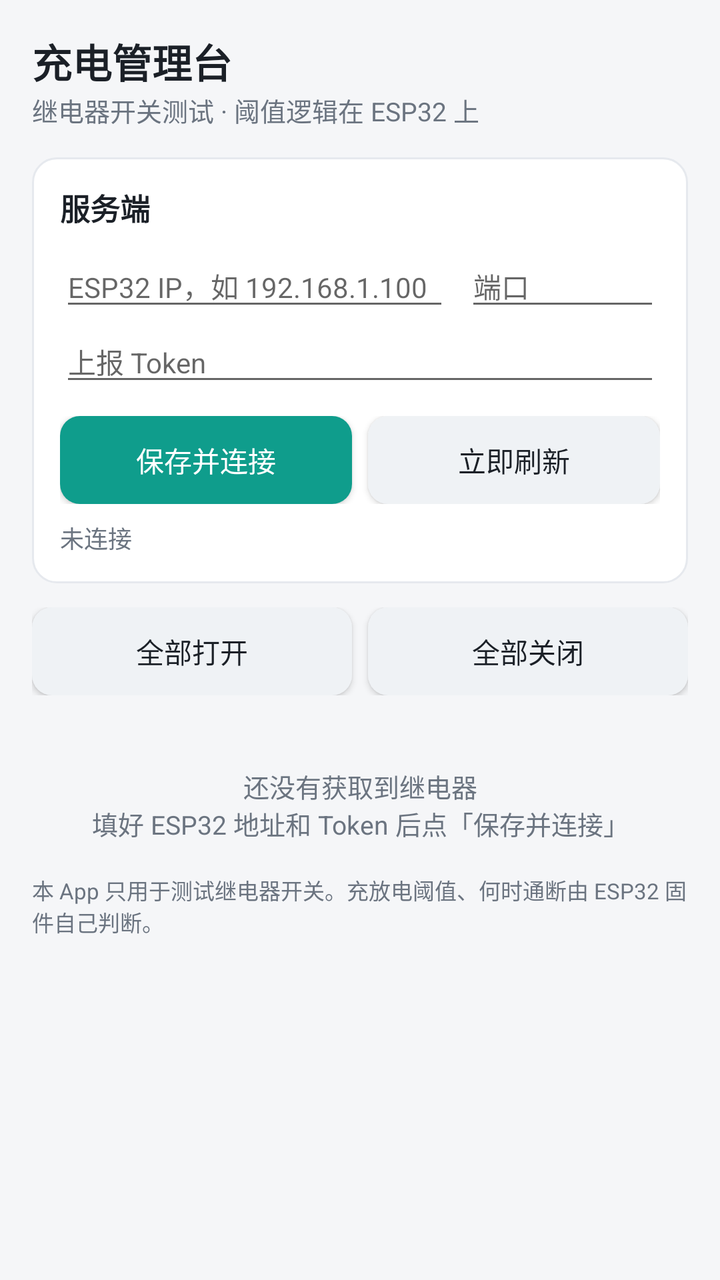
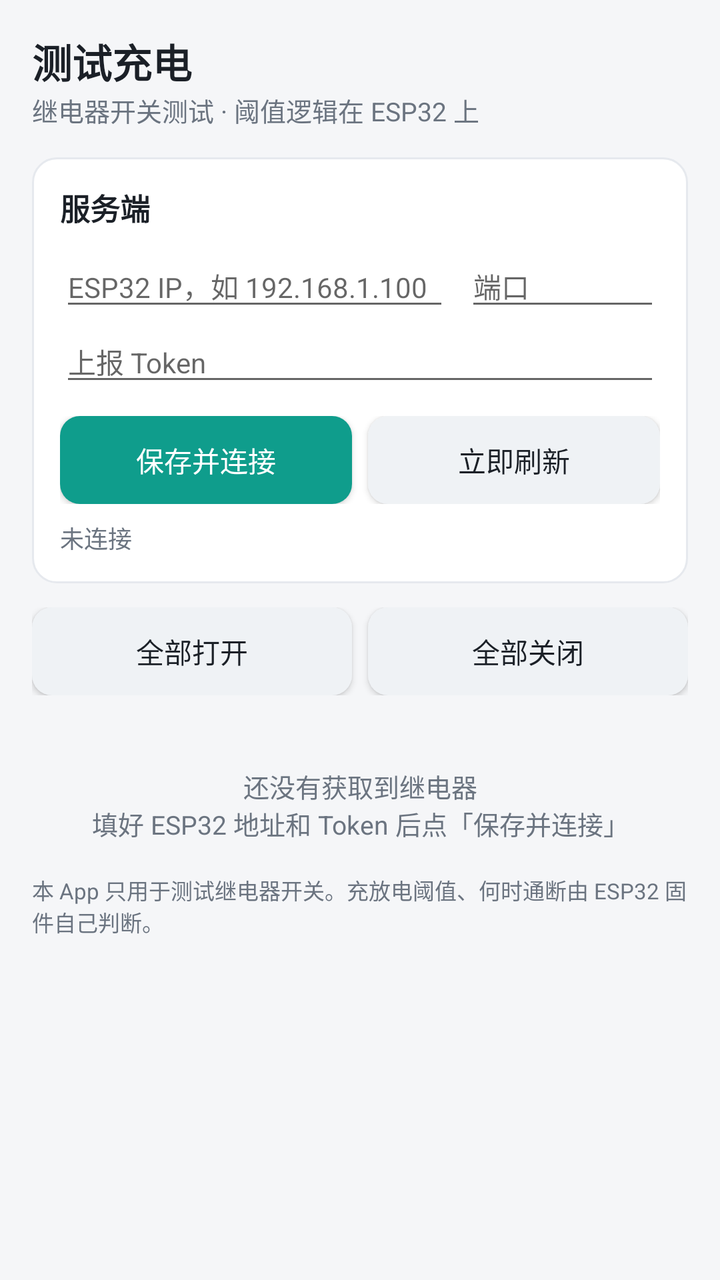

Compare the two renders of this Android layout. The source of the first and the diff that turns it into the second are given below.
<!-- AndroidManifest.xml: application theme android:Theme.Material.Light.NoActionBar -->
<!-- res/layout/activity_main.xml -->
<?xml version="1.0" encoding="utf-8"?>
<ScrollView xmlns:android="http://schemas.android.com/apk/res/android"
    android:layout_width="match_parent"
    android:layout_height="match_parent"
    android:background="@color/page_bg"
    android:fillViewport="true">

    <LinearLayout
        android:layout_width="match_parent"
        android:layout_height="wrap_content"
        android:orientation="vertical"
        android:padding="16dp">

        <TextView
            android:layout_width="match_parent"
            android:layout_height="wrap_content"
            android:text="充电管理台"
            android:textColor="@color/text_main"
            android:textSize="20sp"
            android:textStyle="bold" />

        <TextView
            android:layout_width="match_parent"
            android:layout_height="wrap_content"
            android:layout_marginBottom="14dp"
            android:text="继电器开关测试 · 阈值逻辑在 ESP32 上"
            android:textColor="@color/text_sub"
            android:textSize="13sp" />

        
        <LinearLayout
            android:layout_width="match_parent"
            android:layout_height="wrap_content"
            android:background="@drawable/bg_card"
            android:orientation="vertical"
            android:padding="14dp">

            <TextView
                android:layout_width="wrap_content"
                android:layout_height="wrap_content"
                android:text="服务端"
                android:textColor="@color/text_main"
                android:textSize="15sp"
                android:textStyle="bold" />

            <LinearLayout
                android:layout_width="match_parent"
                android:layout_height="wrap_content"
                android:layout_marginTop="8dp"
                android:orientation="horizontal">

                <EditText
                    android:id="@+id/etHost"
                    android:layout_width="0dp"
                    android:layout_height="wrap_content"
                    android:layout_weight="2"
                    android:hint="ESP32 IP，如 192.168.1.100"
                    android:inputType="text"
                    android:maxLines="1"
                    android:textSize="14sp" />
                <EditText
                    android:id="@+id/etPort"
                    android:layout_width="0dp"
                    android:layout_height="wrap_content"
                    android:layout_marginStart="8dp"
                    android:layout_weight="1"
                    android:hint="端口"
                    android:inputType="number"
                    android:maxLines="1"
                    android:textSize="14sp" />
            </LinearLayout>

            <EditText
                android:id="@+id/etToken"
                android:layout_width="match_parent"
                android:layout_height="wrap_content"
                android:hint="上报 Token"
                android:inputType="text"
                android:maxLines="1"
                android:textSize="14sp" />

            <LinearLayout
                android:layout_width="match_parent"
                android:layout_height="wrap_content"
                android:layout_marginTop="10dp"
                android:orientation="horizontal">

                <Button
                    android:id="@+id/btnConnect"
                    android:layout_width="0dp"
                    android:layout_height="44dp"
                    android:layout_weight="1"
                    android:background="@drawable/btn_primary"
                    android:text="保存并连接"
                    android:textColor="#FFFFFF"
                    android:textSize="14sp" />

                <Button
                    android:id="@+id/btnRefresh"
                    android:layout_width="0dp"
                    android:layout_height="44dp"
                    android:layout_marginStart="8dp"
                    android:layout_weight="1"
                    android:background="@drawable/btn_secondary"
                    android:text="立即刷新"
                    android:textColor="@color/text_main"
                    android:textSize="14sp" />
            </LinearLayout>

            <TextView
                android:id="@+id/tvStatus"
                android:layout_width="match_parent"
                android:layout_height="wrap_content"
                android:layout_marginTop="8dp"
                android:text="未连接"
                android:textColor="@color/text_sub"
                android:textSize="12sp" />
        </LinearLayout>

        
        <LinearLayout
            android:layout_width="match_parent"
            android:layout_height="wrap_content"
            android:layout_marginTop="12dp"
            android:orientation="horizontal">

            <Button
                android:id="@+id/btnAllOn"
                android:layout_width="0dp"
                android:layout_height="44dp"
                android:layout_weight="1"
                android:background="@drawable/btn_secondary"
                android:text="全部打开"
                android:textColor="@color/text_main"
                android:textSize="14sp" />

            <Button
                android:id="@+id/btnAllOff"
                android:layout_width="0dp"
                android:layout_height="44dp"
                android:layout_marginStart="8dp"
                android:layout_weight="1"
                android:background="@drawable/btn_secondary"
                android:text="全部关闭"
                android:textColor="@color/text_main"
                android:textSize="14sp" />
        </LinearLayout>

        
        <LinearLayout
            android:id="@+id/relayBox"
            android:layout_width="match_parent"
            android:layout_height="wrap_content"
            android:layout_marginTop="12dp"
            android:orientation="vertical" />

        <TextView
            android:id="@+id/tvEmpty"
            android:layout_width="match_parent"
            android:layout_height="wrap_content"
            android:layout_marginTop="24dp"
            android:gravity="center"
            android:text="还没有获取到继电器\n填好 ESP32 地址和 Token 后点「保存并连接」"
            android:textColor="@color/text_sub"
            android:textSize="13sp" />

        <TextView
            android:layout_width="match_parent"
            android:layout_height="wrap_content"
            android:layout_marginTop="16dp"
            android:text="本 App 只用于测试继电器开关。充放电阈值、何时通断由 ESP32 固件自己判断。"
            android:textColor="@color/text_sub"
            android:textSize="11sp" />
    </LinearLayout>
</ScrollView>
<!-- resources referenced by this layout -->
<resources>
  <color name="page_bg">#F5F6F8</color>
  <color name="text_main">#1B2027</color>
  <color name="text_sub">#6B7480</color>
  <!-- drawable bg_card (drawable) -->
  <?xml version="1.0" encoding="utf-8"?>
  <shape xmlns:android="http://schemas.android.com/apk/res/android">
      <solid android:color="@color/card_bg" />
      <corners android:radius="12dp" />
      <stroke android:width="1dp" android:color="@color/line" />
  </shape>
  <!-- drawable btn_primary (drawable) -->
  <?xml version="1.0" encoding="utf-8"?>
  <selector xmlns:android="http://schemas.android.com/apk/res/android">
      <item android:state_pressed="true">
          <shape>
              <solid android:color="@color/primary_dark" />
              <corners android:radius="10dp" />
          </shape>
      </item>
      <item>
          <shape>
              <solid android:color="@color/primary" />
              <corners android:radius="10dp" />
          </shape>
      </item>
  </selector>
  <!-- drawable btn_secondary (drawable) -->
  <?xml version="1.0" encoding="utf-8"?>
  <selector xmlns:android="http://schemas.android.com/apk/res/android">
      <item android:state_pressed="true">
          <shape>
              <solid android:color="#E2E7EE" />
              <corners android:radius="10dp" />
          </shape>
      </item>
      <item>
          <shape>
              <solid android:color="#EFF2F5" />
              <corners android:radius="10dp" />
          </shape>
      </item>
  </selector>
  <color name="card_bg">#FFFFFF</color>
  <color name="line">#E6E9EE</color>
  <color name="primary_dark">#0B7A6D</color>
  <color name="primary">#0F9D8C</color>
</resources>

<!-- the commit's change to res/layout/activity_main.xml (unified diff, before → after) -->
@@ -14,7 +14,7 @@
         <TextView
             android:layout_width="match_parent"
             android:layout_height="wrap_content"
-            android:text="充电管理台"
+            android:text="测试充电"
             android:textColor="@color/text_main"
             android:textSize="20sp"
             android:textStyle="bold" />
